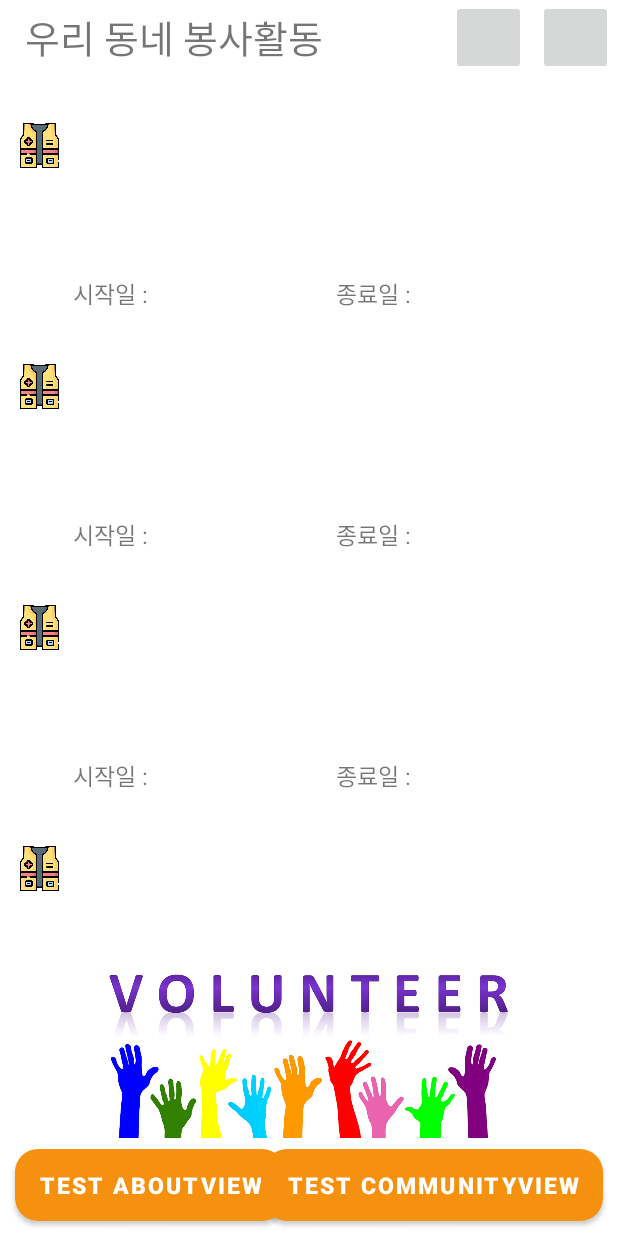
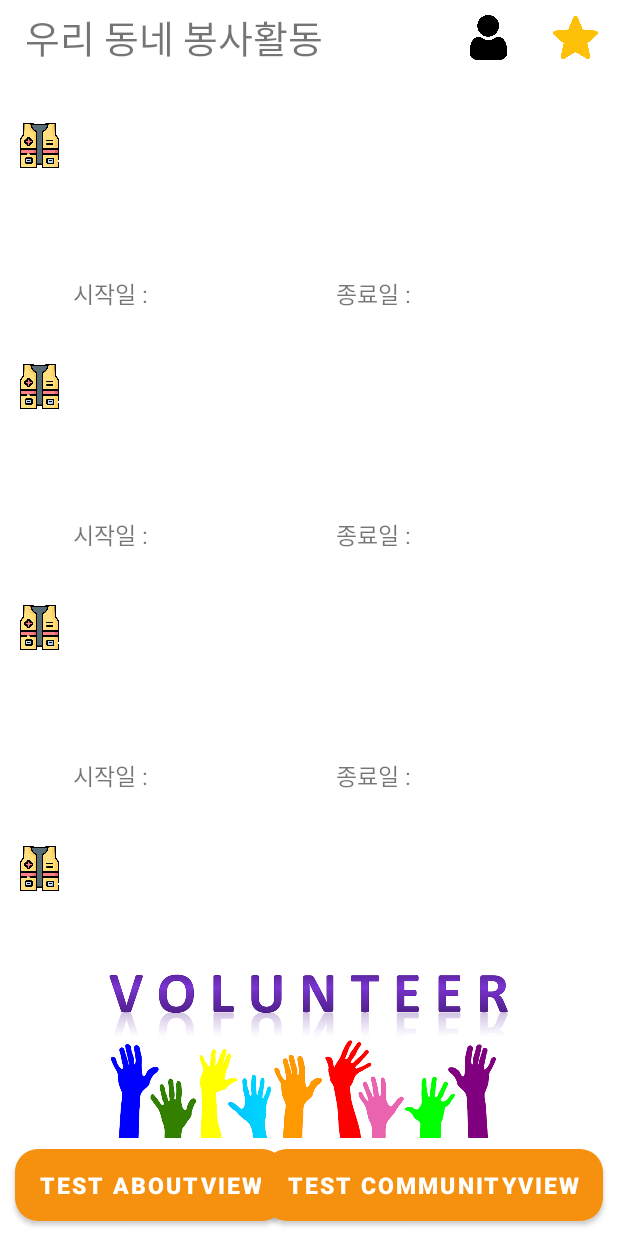
Before and after one commit to MJTeamProject1/VolunteerApp, an Android app: the screen it shows after launch once a user with an empty profile is signed in (HomeActivity), on a phone screen of 412 x 824 dp. Run offline under Robolectric (Android 15) with nearby library versions, the phone set to English and light mode, and no system bars; our stand-ins replace Firebase (no records; nobody signed in at launch, a user with empty details on screens opened directly); network calls fail; 2 statements that could not run were skipped.

Commit message:
update icon
프로필버튼 즐겨찾기 버튼 아이콘 업데이트 하였습니다

```diff
--- a/app/src/main/res/layout/activity_home.xml
+++ b/app/src/main/res/layout/activity_home.xml
@@ -18,6 +18,10 @@
             android:id="@+id/favoriteBtn_main"
             android:layout_width="50dp"
             android:layout_height="50dp"
+            android:src="@drawable/favoriteicon"
+            android:padding="10dp"
+            android:scaleType="fitCenter"
+            android:background="@android:color/transparent"
             app:layout_constraintBottom_toBottomOf="parent"
             app:layout_constraintEnd_toEndOf="parent"
             app:layout_constraintHorizontal_bias="0.991"
@@ -43,6 +47,10 @@
 
         <ImageButton
             android:id="@+id/mProfileBtn"
+            android:src="@drawable/profileicon"
+            android:background="@android:color/transparent"
+            android:padding="10dp"
+            android:scaleType="fitCenter"
             android:layout_width="50dp"
             android:layout_height="50dp"
             android:layout_marginEnd="8dp"
--- a/app/src/main/res/layout/activity_profile.xml
+++ b/app/src/main/res/layout/activity_profile.xml
@@ -20,6 +20,7 @@
             android:layout_height="60dp"
             android:layout_margin="20dp"
             android:src="@drawable/homebutton"
+            android:background="@android:color/transparent"
             android:padding="0dp"
             android:scaleType="centerCrop"
             app:layout_constraintStart_toStartOf="parent"
@@ -41,6 +42,10 @@
 
         <ImageButton
             android:id="@+id/profileButton"
+            android:src="@drawable/profileicon"
+            android:padding="10dp"
+            android:scaleType="fitCenter"
+            android:background="@android:color/transparent"
             android:layout_width="62dp"
             android:layout_height="60dp"
             android:layout_margin="20dp"
```
Also changed, not shown: app/src/main/java/com/team1/volunteerapp/Favorite/FavoritesActivity.kt (+7 -0 lines), app/src/main/res/drawable/favoriteicon.png (added), app/src/main/res/drawable/profileicon.png (added).
